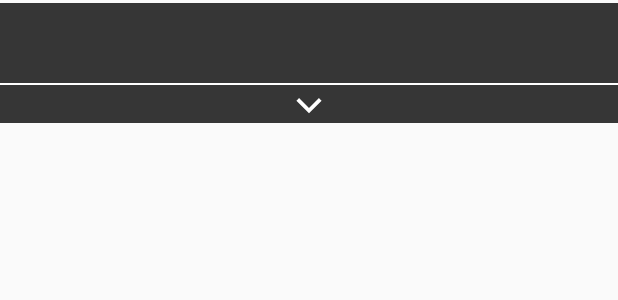
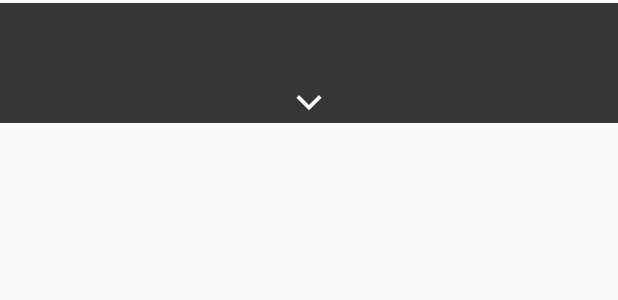
Before and after one commit to KevinAS28/Jujojaz-APP, an Android app: the layout item_list_edit.xml on its own in the app's theme, with its tools: preview values and no code run, on a phone screen of 412 x 824 dp. Shown: the top 300 px of the screen. Run offline under Robolectric (Android 15) with nearby library versions, the phone set to English and light mode, and no system bars.

Commit message:
search view di home berkerja tapi masih bug dan recyclerview bekerja tapi belum menggunakan foto

```diff
--- a/App-Android Studio/JujojazBase/app/build.gradle
+++ b/App-Android Studio/JujojazBase/app/build.gradle
@@ -31,6 +31,7 @@ dependencies {
     implementation 'com.google.android.material:material:1.0.0'
     implementation 'androidx.recyclerview:recyclerview:1.2.0-alpha01'
     implementation 'com.github.bumptech.glide:glide:4.11.0'
+    implementation 'com.android.volley:volley:1.1.1'
 
     testImplementation 'junit:junit:4.12'
     androidTestImplementation 'androidx.test.ext:junit:1.1.0'
@@ -70,9 +71,6 @@ dependencies {
     implementation 'androidx.constraintlayout:constraintlayout:1.1.3'
     implementation 'androidx.legacy:legacy-support-v4:1.0.0'
     implementation 'androidx.recyclerview:recyclerview:1.0.0'
-
-    implementation 'com.android.volley:volley:1.1.1'
-
 }
 repositories {
     mavenCentral()
--- a/App-Android Studio/JujojazBase/app/src/main/res/layout/item_list_edit.xml
+++ b/App-Android Studio/JujojazBase/app/src/main/res/layout/item_list_edit.xml
@@ -2,19 +2,19 @@
 <LinearLayout xmlns:android="http://schemas.android.com/apk/res/android"
     xmlns:app="http://schemas.android.com/apk/res-auto"
     xmlns:tools="http://schemas.android.com/tools"
+    android:id="@+id/linearLayoutListEdit"
     android:orientation="vertical"
     android:layout_width="match_parent"
-    android:layout_height="80dp"
+    android:layout_height="wrap_content"
     android:layout_marginTop="2dp"
     android:layout_marginBottom="2dp"
     android:background="@color/colorBlackTransparent">
 
     <LinearLayout
         android:layout_width="match_parent"
-        android:layout_height="match_parent"
+        android:layout_height="50dp"
         android:orientation="horizontal"
-        android:background="@color/colorBlackTransparent"
-        android:layout_weight="1">
+        android:background="@color/colorBlackTransparent">
 
         <ImageView
             android:id="@+id/fotoEdit"
@@ -45,17 +45,11 @@
 
     </LinearLayout>
 
-    <View
-        android:layout_width="match_parent"
-        android:layout_height="1dp"
-        android:background="@android:color/white"/>
-
     <ImageButton
         android:id="@+id/btnDown"
         android:layout_width="match_parent"
-        android:layout_height="match_parent"
+        android:layout_height="30dp"
         app:srcCompat="@drawable/ic_down_button"
-        android:background="@color/colorBlackTransparent"
-        android:layout_weight="2"/>
+        android:background="@color/colorBlackTransparent"/>
 
 </LinearLayout>
--- a/App-Android Studio/JujojazBase/app/src/main/res/values/strings.xml
+++ b/App-Android Studio/JujojazBase/app/src/main/res/values/strings.xml
@@ -1,5 +1,5 @@
 <resources>
-    <string name="app_name">JujojazBase</string>
+    <string name="app_name">Jujojaz</string>
     <string name="loginTextV">Login</string>
     <string name="emailText">Email Or Username</string>
     <string name="passText">Password</string>
--- a/App-Android Studio/JujojazBase/app/src/main/res/xml/searchable.xml
+++ /dev/null
@@ -1,5 +0,0 @@
-<?xml version="1.0" encoding="utf-8"?>
-<searchable xmlns:android="http://schemas.android.com/apk/res/android"
-    android:label="@string/app_label"
-    android:hint="@string/search_hint" >
-</searchable>
```
Also changed, not shown: App-Android Studio/JujojazBase/app/src/main/AndroidManifest.xml (+5 -14 lines), App-Android Studio/JujojazBase/app/src/main/java/com/example/jujojazbase/AdapterEditRecycler.java (+18 -8 lines), App-Android Studio/JujojazBase/app/src/main/java/com/example/jujojazbase/AdapterHomeRecycler.java (+12 -11 lines), App-Android Studio/JujojazBase/app/src/main/java/com/example/jujojazbase/EditVehicle.java (+14 -7 lines), App-Android Studio/JujojazBase/app/src/main/java/com/example/jujojazbase/HomeActivity.java (+21 -8 lines).
